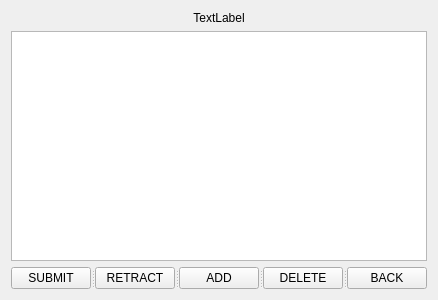
Aloereed/Flightman_Platform_DATA130039, file stopover.ui: the form before one commit.
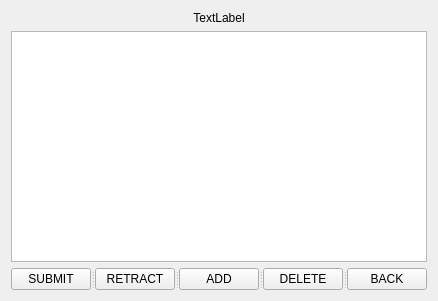
The form after the commit.

Patch:
```diff
--- a/stopover.ui
+++ b/stopover.ui
@@ -6,8 +6,8 @@
    <rect>
     <x>0</x>
     <y>0</y>
-    <width>400</width>
-    <height>300</height>
+    <width>434</width>
+    <height>301</height>
    </rect>
   </property>
   <property name="windowTitle">
```
Left out of the diff: 2 changed lines with no effect on the pictures.
